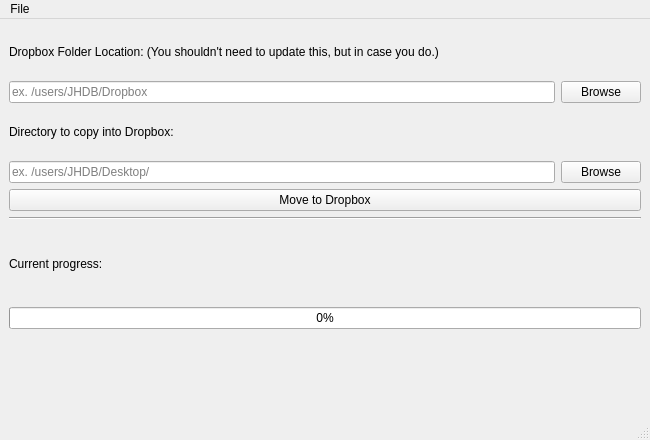
aiudirog/JHDB-Dropbox-Sorter, file mainwindow.ui: the form before one commit.
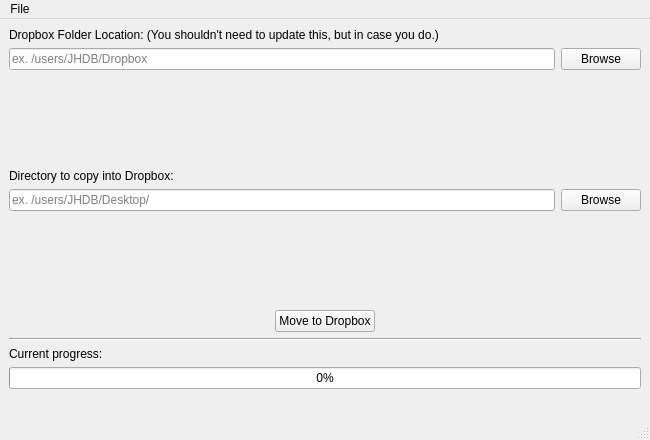
The form after the commit.

```diff
--- a/mainwindow.ui
+++ b/mainwindow.ui
@@ -44,6 +44,22 @@
       </item>
      </layout>
     </item>
+    <item>
+     <spacer name="verticalSpacer_2">
+      <property name="orientation">
+       <enum>Qt::Vertical</enum>
+      </property>
+      <property name="sizeType">
+       <enum>QSizePolicy::MinimumExpanding</enum>
+      </property>
+      <property name="sizeHint" stdset="0">
+       <size>
+        <width>20</width>
+        <height>10</height>
+       </size>
+      </property>
+     </spacer>
+    </item>
     <item>
      <layout class="QVBoxLayout" name="verticalLayout_2">
       <item>
@@ -73,8 +89,37 @@
       </item>
      </layout>
     </item>
+    <item>
+     <spacer name="verticalSpacer">
+      <property name="orientation">
+       <enum>Qt::Vertical</enum>
+      </property>
+      <property name="sizeType">
+       <enum>QSizePolicy::MinimumExpanding</enum>
+      </property>
+      <property name="sizeHint" stdset="0">
+       <size>
+        <width>20</width>
+        <height>15</height>
+       </size>
+      </property>
+     </spacer>
+    </item>
     <item>
      <layout class="QHBoxLayout" name="horizontalLayout_4">
+      <item>
+       <spacer name="horizontalSpacer">
+        <property name="orientation">
+         <enum>Qt::Horizontal</enum>
+        </property>
+        <property name="sizeHint" stdset="0">
+         <size>
+          <width>25</width>
+          <height>20</height>
+         </size>
+        </property>
+       </spacer>
+      </item>
       <item>
        <widget class="QPushButton" name="move_to_dropbox_button">
         <property name="text">
@@ -82,6 +127,19 @@
         </property>
        </widget>
       </item>
+      <item>
+       <spacer name="horizontalSpacer_2">
+        <property name="orientation">
+         <enum>Qt::Horizontal</enum>
+        </property>
+        <property name="sizeHint" stdset="0">
+         <size>
+          <width>25</width>
+          <height>20</height>
+         </size>
+        </property>
+       </spacer>
+      </item>
      </layout>
     </item>
     <item>
@@ -116,6 +174,9 @@
       <property name="alignment">
        <set>Qt::AlignCenter</set>
       </property>
+      <property name="wordWrap">
+       <bool>true</bool>
+      </property>
      </widget>
     </item>
    </layout>
```
Left out of the diff: 4 changed lines with no effect on the pictures.
